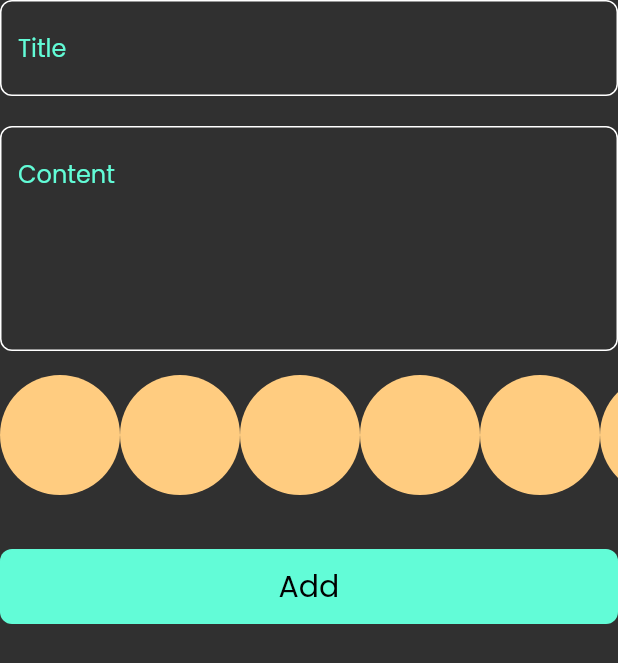
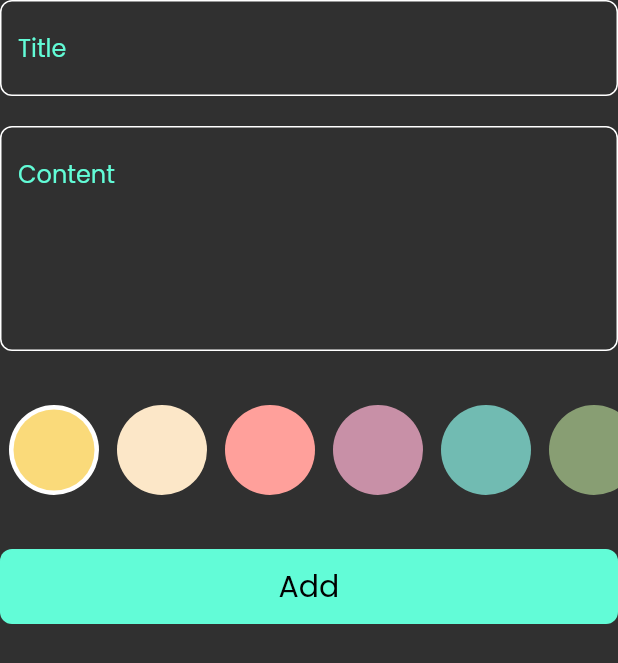
Before and after one commit to JehadISB/notes_app, a Flutter app: the AddNewNote widget shown alone on an empty page, opened directly, on a phone screen of 412 x 824 dp. Shown: the top 663 px of the screen. Run offline on Flutter 3.47's test engine with Material 3 defaults, Android fonts, the phone set to English and light mode, and no system bars; our stand-ins replace bloc, flutter_bloc, hive, hive_flutter; accounts and stored records are empty.

Commit message:
add notes as selected color

```diff
--- /dev/null
+++ b/lib/constants/notes_list_colors.dart
@@ -0,0 +1,10 @@
+import 'package:flutter/material.dart';
+
+List<Color> notesColors = [
+  Color(0xffFADA7A),
+  Color(0xffFCE7C8),
+  Color(0xffFFA09B),
+  Color(0xffC890A7),
+  Color(0xff71BBB2),
+  Color(0xff889E73),
+];
--- a/lib/cubits/add_note_cubit/cubit/add_note_cubit.dart
+++ b/lib/cubits/add_note_cubit/cubit/add_note_cubit.dart
@@ -2,6 +2,7 @@ import 'package:bloc/bloc.dart';
 import 'package:flutter/material.dart';
 import 'package:hive_flutter/hive_flutter.dart';
 import 'package:my_notes_app/constants/box_name.dart';
+import 'package:my_notes_app/constants/notes_list_colors.dart';
 import 'package:my_notes_app/models/notes_model.dart';
 
 part 'add_note_state.dart';
@@ -9,10 +10,12 @@ part 'add_note_state.dart';
 class AddNoteCubit extends Cubit<AddNoteState> {
   AddNoteCubit() : super(AddNoteInitial());
 
+  Color noteColor = notesColors[0];
   addnote(NotesModel note) async {
     emit(AddNoteLoading());
     try {
       var noteBox = Hive.box<NotesModel>(KNoteBox);
+      note.color = noteColor.value;
       await noteBox.add(note);
       emit(AddNoteSuccess());
     } catch (e) {
--- a/lib/widgets/add_new_note.dart
+++ b/lib/widgets/add_new_note.dart
@@ -47,6 +47,9 @@ class _AddNewNoteState extends State<AddNewNote> {
               hintText: "Content",
               maxLines: 5,
             ),
+            const SizedBox(
+              height: 20,
+            ),
             CustomListOfColors(),
             const SizedBox(
               height: 20,
--- a/lib/widgets/custom_color_item.dart
+++ b/lib/widgets/custom_color_item.dart
@@ -1,13 +1,24 @@
 import 'package:flutter/material.dart';
 
 class CustomColorItem extends StatelessWidget {
-  const CustomColorItem({super.key});
-
+  const CustomColorItem(
+      {super.key, required this.isSelected, required this.noteColor});
+  final bool isSelected;
+  final Color noteColor;
   @override
   Widget build(BuildContext context) {
-    return CircleAvatar(
-      radius: 40,
-      backgroundColor: Colors.orange[200],
-    );
+    return isSelected
+        ? CircleAvatar(
+            radius: 30,
+            backgroundColor: Colors.white,
+            child: CircleAvatar(
+              radius: 27,
+              backgroundColor: noteColor,
+            ),
+          )
+        : CircleAvatar(
+            radius: 30,
+            backgroundColor: noteColor,
+          );
   }
 }
--- a/lib/widgets/custom_list_colors.dart
+++ b/lib/widgets/custom_list_colors.dart
@@ -1,22 +1,45 @@
 import 'package:flutter/material.dart';
+import 'package:flutter_bloc/flutter_bloc.dart';
+import 'package:my_notes_app/constants/notes_list_colors.dart';
+import 'package:my_notes_app/cubits/add_note_cubit/cubit/add_note_cubit.dart';
 import 'package:my_notes_app/widgets/custom_color_item.dart';
 
-class CustomListOfColors extends StatelessWidget {
+class CustomListOfColors extends StatefulWidget {
   const CustomListOfColors({
     super.key,
   });
 
   @override
+  State<CustomListOfColors> createState() => _CustomListOfColorsState();
+}
+
+class _CustomListOfColorsState extends State<CustomListOfColors> {
+  int selectedIndex = 0;
+  @override
   Widget build(BuildContext context) {
     return Padding(
       padding: const EdgeInsets.symmetric(vertical: 16),
       child: SizedBox(
-        height: 80,
+        height: 60,
         child: ListView.builder(
           scrollDirection: Axis.horizontal,
-          itemCount: 20,
+          itemCount: notesColors.length,
           itemBuilder: (context, index) {
-            return CustomColorItem();
+            return Padding(
+              padding: const EdgeInsets.symmetric(horizontal: 6),
+              child: GestureDetector(
+                onTap: () {
+                  selectedIndex = index;
+                  BlocProvider.of<AddNoteCubit>(context).noteColor =
+                      notesColors[index];
+                  setState(() {});
+                },
+                child: CustomColorItem(
+                  noteColor: notesColors[index],
+                  isSelected: selectedIndex == index,
+                ),
+              ),
+            );
           },
         ),
       ),
--- a/lib/widgets/note_item.dart
+++ b/lib/widgets/note_item.dart
@@ -35,8 +35,8 @@ class NoteItem extends StatelessWidget {
                 padding: EdgeInsets.only(right: 20, top: 16, bottom: 16),
                 child: Text(
                   notesModel.subTitle,
-                  style: const TextStyle(
-                    color: Colors.grey,
+                  style: TextStyle(
+                    color: Colors.black.withOpacity(0.5),
                   ),
                 ),
               ),
```
